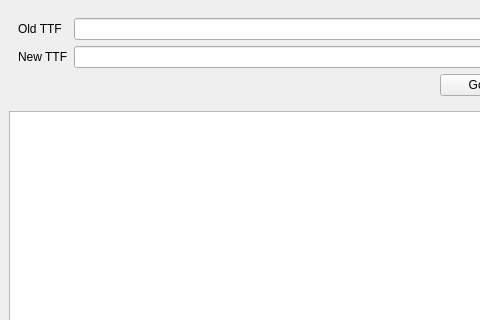
Above: TtfWhatChanged/FmMain.ui from Mercury13/unicodia before the change; both pictures show x 0 to 480 and y 0 to 320 of the 624 by 530 pixel window. Below: the same form after it.
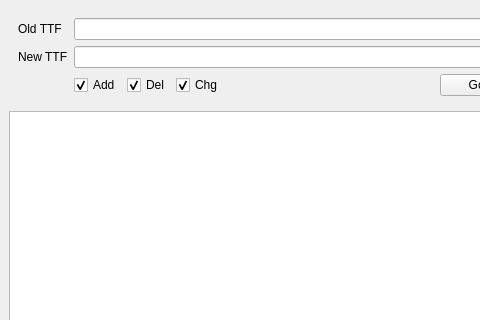
That is the form after the change.

Diff of the .ui file:
```diff
--- a/TtfWhatChanged/FmMain.ui
+++ b/TtfWhatChanged/FmMain.ui
@@ -54,6 +54,36 @@
        </item>
        <item row="2" column="2">
         <layout class="QHBoxLayout" name="horizontalLayout_2">
+         <item>
+          <widget class="QCheckBox" name="chkAdd">
+           <property name="text">
+            <string>Add</string>
+           </property>
+           <property name="checked">
+            <bool>true</bool>
+           </property>
+          </widget>
+         </item>
+         <item>
+          <widget class="QCheckBox" name="chkDel">
+           <property name="text">
+            <string>Del</string>
+           </property>
+           <property name="checked">
+            <bool>true</bool>
+           </property>
+          </widget>
+         </item>
+         <item>
+          <widget class="QCheckBox" name="chkChg">
+           <property name="text">
+            <string>Chg</string>
+           </property>
+           <property name="checked">
+            <bool>true</bool>
+           </property>
+          </widget>
+         </item>
          <item>
           <spacer name="horizontalSpacer">
            <property name="orientation">
```
Left out of the diff: 3 changed lines with no effect on the pictures.
